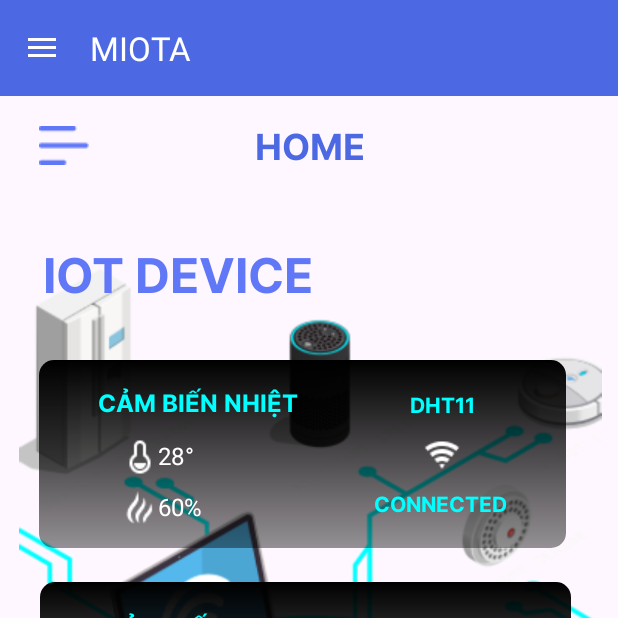
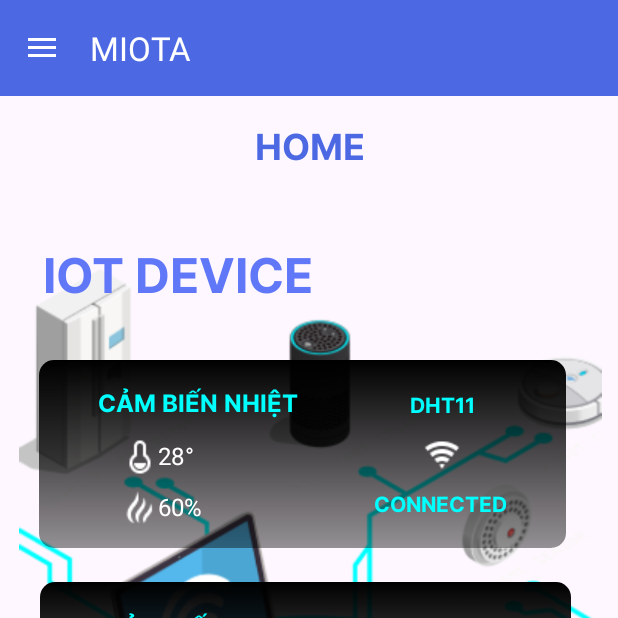
Before and after one commit to triledinh159/MIOTA, an Android app: the HomeFragment screen opened directly, with no data from a screen before it, on a phone screen of 412 x 824 dp, the top half of it. Run offline under Robolectric (Android 15) with nearby library versions, the phone set to English and light mode, and no system bars; libraries missing offline, so code that uses them is left out: com.amplifyframework.auth, com.amplifyframework.core.

Commit message:
ui_update_v5.3

```diff
--- a/app/src/main/res/layout/activity_home_screen.xml
+++ b/app/src/main/res/layout/activity_home_screen.xml
@@ -68,15 +68,6 @@
         app:srcCompat="@drawable/miota_logo_1"
         tools:layout_editor_absoluteX="2dp"
         tools:layout_editor_absoluteY="652dp" />
-
-    <ImageButton
-        android:id="@+id/menu_button"
-        android:layout_width="wrap_content"
-        android:layout_height="wrap_content"
-        android:background="@drawable/no_shadow_background"
-        app:srcCompat="@drawable/menu_bold"
-        tools:layout_editor_absoluteX="55dp"
-        tools:layout_editor_absoluteY="20dp" />
 
     <ImageView
         android:id="@+id/rectangleView"
--- a/app/src/main/res/xml/activity_homescreen_scene.xml
+++ b/app/src/main/res/xml/activity_homescreen_scene.xml
@@ -259,7 +259,7 @@
             android:id="@+id/menu_button"
             motion:layout_constraintStart_toStartOf="parent"
             motion:layout_constraintEnd_toStartOf="@+id/home"
-            motion:layout_constraintHorizontal_bias="0.2" />
+            motion:layout_constraintHorizontal_bias="0.123" />
         <Constraint
             motion:layout_constraintVertical_bias="0.454"
             android:layout_height="21dp"
```
